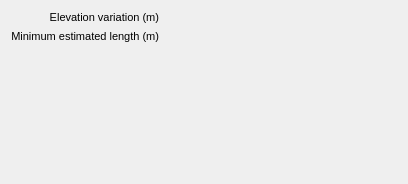
This is mlapp/src/widgets/profile_details/profile_details_base.ui in Trailmarker/paddock-power as Qt 5 draws it before an edit. The edited form follows.
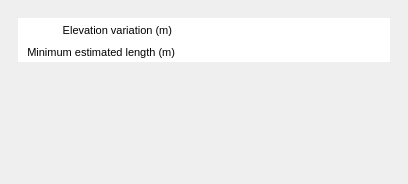
This is the edited form.

```diff
--- a/mlapp/src/widgets/profile_details/profile_details_base.ui
+++ b/mlapp/src/widgets/profile_details/profile_details_base.ui
@@ -23,11 +23,41 @@
             <string notr="true"/>
         </property>
         <layout class="QVBoxLayout" name="verticalLayout">
+   <property name="spacing">
+    <number>0</number>
+   </property>
+   <property name="leftMargin">
+    <number>9</number>
+   </property>
+   <property name="topMargin">
+    <number>9</number>
+   </property>
+   <property name="rightMargin">
+    <number>9</number>
+   </property>
+   <property name="bottomMargin">
+    <number>9</number>
+   </property>
             <item>
                 <layout class="QGridLayout" name="gridLayout">
                     <property name="sizeConstraint">
                         <enum>QLayout::SetDefaultConstraint</enum>
                     </property>
+     <property name="leftMargin">
+      <number>9</number>
+     </property>
+     <property name="topMargin">
+      <number>9</number>
+     </property>
+     <property name="rightMargin">
+      <number>9</number>
+     </property>
+     <property name="bottomMargin">
+      <number>0</number>
+     </property>
+     <property name="spacing">
+      <number>0</number>
+     </property>
                     <item row="2" column="2">
                         <widget class="QLabel" name="infrastructureLengthText">
                             <property name="sizePolicy">
@@ -41,6 +71,12 @@
                                     <pointsize>8</pointsize>
                                 </font>
                             </property>
+       <property name="styleSheet">
+        <string notr="true">background-color: rgb(255,255,255);
+padding: 3px;
+padding-right: 6px;
+</string>
+       </property>
                             <property name="text">
                                 <string/>
                             </property>
@@ -59,6 +95,12 @@
                                     <pointsize>8</pointsize>
                                 </font>
                             </property>
+       <property name="styleSheet">
+        <string notr="true">background-color: rgb(255,255,255);
+padding: 3px;
+padding-right: 6px;
+</string>
+       </property>
                             <property name="text">
                                 <string/>
                             </property>
@@ -77,6 +119,10 @@
                                     <pointsize>8</pointsize>
                                 </font>
                             </property>
+       <property name="styleSheet">
+        <string notr="true">background-color: rgb(255,255,255);
+padding: 6px;</string>
+       </property>
                             <property name="text">
                                 <string notr="true">Elevation variation (m)</string>
                             </property>
@@ -98,6 +144,12 @@
                                     <pointsize>8</pointsize>
                                 </font>
                             </property>
+       <property name="styleSheet">
+        <string notr="true">background-color: rgb(255,255,255);
+padding: 3px;
+padding-left: 6px;
+</string>
+       </property>
                             <property name="text">
                                 <string>Minimum estimated length (m)</string>
                             </property>
@@ -119,7 +171,7 @@
                     <property name="sizeHint" stdset="0">
                         <size>
                             <width>20</width>
-                            <height>40</height>
+       <height>0</height>
                         </size>
                     </property>
                 </spacer>
```
Left out of the diff: 18 changed lines with no effect on the pictures. Lines whose indentation alone changed are shown as unchanged.
